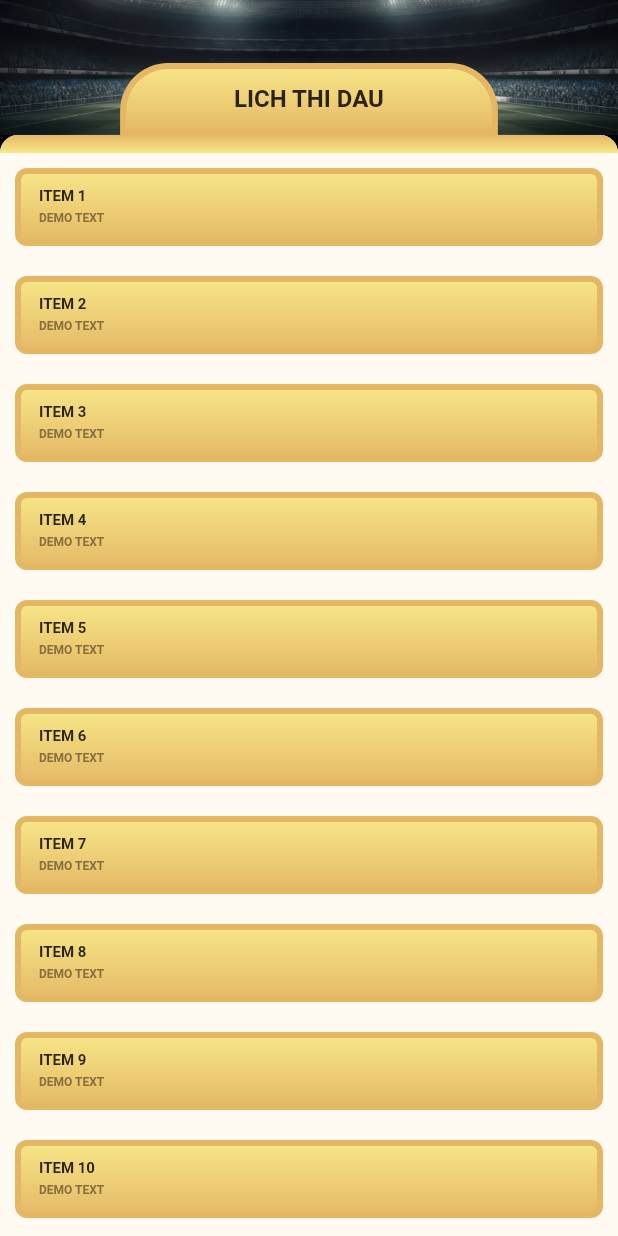
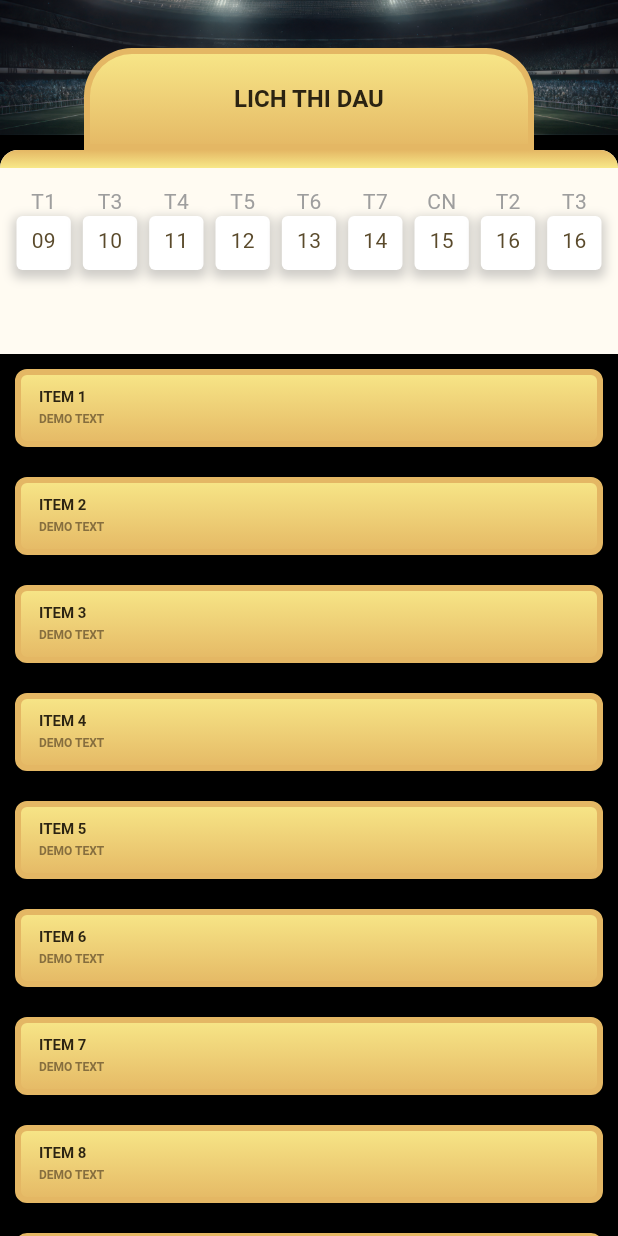
Before and after one commit to hengvisoth/DGGroup_Test01, a Flutter app: the screen it shows after launch, on a phone screen of 412 x 824 dp. Run offline on Flutter 3.47's test engine with Material 3 defaults, Android fonts, the phone set to English and light mode, and no system bars.

Commit message:
Add stati data

```diff
--- a/lib/main.dart
+++ b/lib/main.dart
@@ -11,10 +11,6 @@ class MainApp extends StatelessWidget {
 
   @override
   Widget build(BuildContext context) {
-    return MaterialApp(
-      debugShowCheckedModeBanner: false,
-      theme: AppTheme.light,
-      home: const HomePage(),
-    );
+    return MaterialApp(debugShowCheckedModeBanner: false, theme: AppTheme.light, home: HomePage());
   }
 }
--- /dev/null
+++ b/lib/model/date_data_model.dart
@@ -0,0 +1,7 @@
+class DateDataModel {
+  String id;
+  String dateNum;
+  String dateTitle;
+
+  DateDataModel({required this.id, required this.dateNum, required this.dateTitle});
+}
--- a/lib/views/home.dart
+++ b/lib/views/home.dart
@@ -1,36 +1,52 @@
+import 'package:dggroup_test/model/date_data_model.dart';
 import 'package:dggroup_test/utils/styles/app_color.dart';
 import 'package:dggroup_test/utils/styles/app_style.dart';
+import 'package:dggroup_test/views/widget/date_button.dart';
 import 'package:flutter/material.dart';
 
 class HomePage extends StatelessWidget {
-  const HomePage({super.key});
+  HomePage({super.key});
 
   final int itemCount = 100;
+  final List<DateDataModel> dateData = [
+    DateDataModel(id: "1", dateNum: "09", dateTitle: "T1"),
+    DateDataModel(id: "2", dateNum: "10", dateTitle: "T3"),
+    DateDataModel(id: "3", dateNum: "11", dateTitle: "T4"),
+    DateDataModel(id: "4", dateNum: "12", dateTitle: 'T5'),
+    DateDataModel(id: "5", dateNum: "13", dateTitle: 'T6'),
+    DateDataModel(id: "6", dateNum: "14", dateTitle: 'T7'),
+    DateDataModel(id: "7", dateNum: "15", dateTitle: 'CN'),
+    DateDataModel(id: "8", dateNum: "16", dateTitle: 'T2'),
+    DateDataModel(id: "9", dateNum: "16", dateTitle: 'T3'),
+  ];
 
   @override
   Widget build(BuildContext context) {
     return Scaffold(
       body: Container(
         decoration: BoxDecoration(color: Colors.black, borderRadius: AppBorderRadius.md),
-        child: CustomScrollView(
-          slivers: [
-            SliverToBoxAdapter(
-              child: SizedBox(
-                height: 90,
+        child: SingleChildScrollView(
+          child: Column(
+            children: [
+              // Header
+              SizedBox(
+                height: 100,
                 child: Stack(
                   children: [
                     Image.asset('assets/images/main_background.png', fit: BoxFit.cover, width: double.infinity, height: 90),
-
                     Positioned.fill(
                       child: Align(
                         alignment: Alignment.bottomCenter,
                         child: Container(
+                          width: 300,
+                          alignment: Alignment.center,
                           decoration: BoxDecoration(
                             gradient: AppColor.mainColor,
-                            borderRadius: BorderRadius.only(topLeft: Radius.circular(32), topRight: Radius.circular(32)),
+                            borderRadius: const BorderRadius.only(topLeft: Radius.circular(32), topRight: Radius.circular(32)),
                             border: Border.all(color: AppColor.borderColor, width: 4),
                           ),
-                          padding: const EdgeInsets.symmetric(vertical: 12, horizontal: 72),
+                          padding: const EdgeInsets.symmetric(vertical: 12),
+                          margin: const EdgeInsets.only(top: 32),
                           child: Text("LICH THI DAU", style: AppTextStyles.figmaBold16Capitalize.copyWith(color: AppColor.textOnPrimary)),
                         ),
                       ),
@@ -38,10 +54,10 @@ class HomePage extends StatelessWidget {
                   ],
                 ),
               ),
-            ),
 
-            SliverToBoxAdapter(
-              child: Container(
+              // Content + list
+              Container(
+                alignment: Alignment.topCenter,
                 decoration: BoxDecoration(color: AppColor.surface, borderRadius: AppBorderRadius.md),
                 child: ClipRRect(
                   borderRadius: AppBorderRadius.md,
@@ -57,11 +73,49 @@ class HomePage extends StatelessWidget {
                           ),
                         ),
                       ),
-
-                      ListView.builder(
+                      SizedBox(height: 12),
+                      // Date Button
+                      SizedBox(
+                        height: 100,
+                        child: ListView.separated(
+                          scrollDirection: Axis.horizontal,
+                          itemBuilder: (context, index) {
+                            final data = dateData[index];
+                            return DateButton(dateData: data);
+                          },
+                          separatorBuilder: (context, index) => const SizedBox(width: 8),
+                          itemCount: dateData.length,
+                          shrinkWrap: true,
+                        ),
+                      ),
+                      SizedBox(height: 12),
+                      Container(
+                        color: Colors.black,
+                        child: ListView.builder(
                           itemCount: itemCount,
                           shrinkWrap: true,
-                        itemBuilder: (context, index) {
+                          physics: const NeverScrollableScrollPhysics(),
+                          itemBuilder: (context, index) => _ItemCard(index: index),
+                        ),
+                      ),
+                    ],
+                  ),
+                ),
+              ),
+            ],
+          ),
+        ),
+      ),
+    );
+  }
+}
+
+class _ItemCard extends StatelessWidget {
+  final int index;
+  const _ItemCard({required this.index});
+
+  @override
+  Widget build(BuildContext context) {
     return Container(
       margin: const EdgeInsets.all(10),
       padding: const EdgeInsets.symmetric(horizontal: 12, vertical: 10),
@@ -74,25 +128,11 @@ class HomePage extends StatelessWidget {
         crossAxisAlignment: CrossAxisAlignment.start,
         mainAxisAlignment: MainAxisAlignment.center,
         children: [
-                                Text(
-                                  'item ${index + 1}'.toUpperCase(),
-                                  style: AppTextStyles.figmaBold10Uppercase.copyWith(color: AppColor.textOnPrimary),
-                                ),
+          Text('item ${index + 1}'.toUpperCase(), style: AppTextStyles.figmaBold10Uppercase.copyWith(color: AppColor.textOnPrimary)),
           const SizedBox(height: 4),
           Text('demo text'.toUpperCase(), style: AppTextStyles.figmaBold8Capitalize.copyWith(color: AppColor.textLight)),
         ],
       ),
     );
-                        },
-                      ),
-                    ],
-                  ),
-                ),
-              ),
-            ),
-          ],
-        ),
-      ),
-    );
   }
 }
--- a/lib/views/widget/date_button.dart
+++ b/lib/views/widget/date_button.dart
@@ -1,20 +1,55 @@
+import 'package:dggroup_test/model/date_data_model.dart';
+import 'package:dggroup_test/utils/styles/app_color.dart';
 import 'package:flutter/material.dart';
 
-class DateButton extends StatelessWidget {
-  String dateTitle;
-  String dateNum;
-  DateButton({super.key, required this.dateNum, required this.dateTitle});
+class DateButton extends StatefulWidget {
+  DateDataModel dateData;
+
+  DateButton({super.key, required this.dateData});
 
   @override
+  State<DateButton> createState() => _DateButtonState();
+}
+
+class _DateButtonState extends State<DateButton> {
+  bool isSelected = false;
+  @override
   Widget build(BuildContext context) {
-    return Column(
-      children: [
-        Text(dateTitle),
-        Container(
-          decoration: BoxDecoration(color: Colors.white, boxShadow: []),
-          child: Text(dateNum),
-        ),
-      ],
+    return InkWell(
+      onTap: () {
+        setState(() {
+          isSelected = !isSelected;
+        });
+      },
+      child: Column(
+        children: [
+          Text(widget.dateData.dateTitle, style: isSelected ? null : const TextStyle(color: Colors.grey)),
+          Container(
+            padding: EdgeInsets.symmetric(horizontal: 10, vertical: 6),
+            decoration: BoxDecoration(
+              color: Colors.white,
+              gradient: isSelected ? AppColor.mainColor : LinearGradient(colors: [Colors.white, Colors.white]),
+              boxShadow: [BoxShadow(color: Colors.grey.withOpacity(0.5), spreadRadius: 2, blurRadius: 5, offset: Offset(0, 3))],
+              borderRadius: BorderRadius.circular(4),
+            ),
+            child: Column(
+              children: [
+                Text(widget.dateData.dateNum),
+                Container(
+                  height: 4,
+                  width: 12,
+                  decoration: BoxDecoration(
+                    borderRadius: BorderRadius.all(Radius.circular(2)),
+                    gradient: isSelected
+                        ? LinearGradient(colors: [Colors.black, Colors.black])
+                        : LinearGradient(colors: [Colors.white, Colors.white]),
+                  ),
+                ),
+              ],
+            ),
+          ),
+        ],
+      ),
     );
   }
 }
```
Lines whose indentation alone changed are shown as unchanged.
